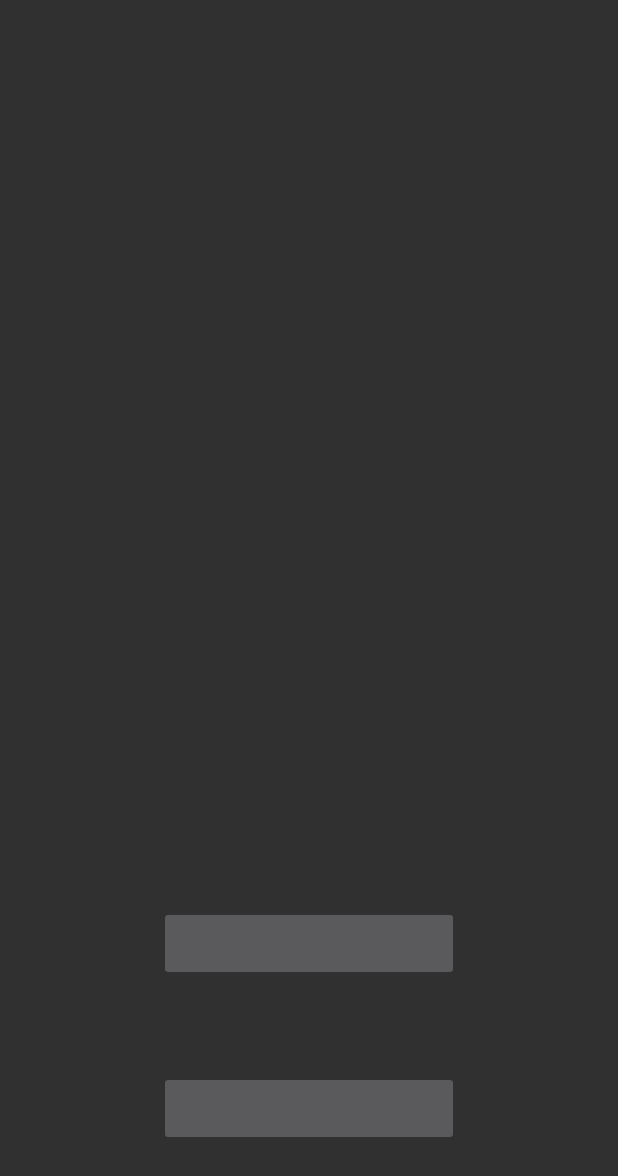
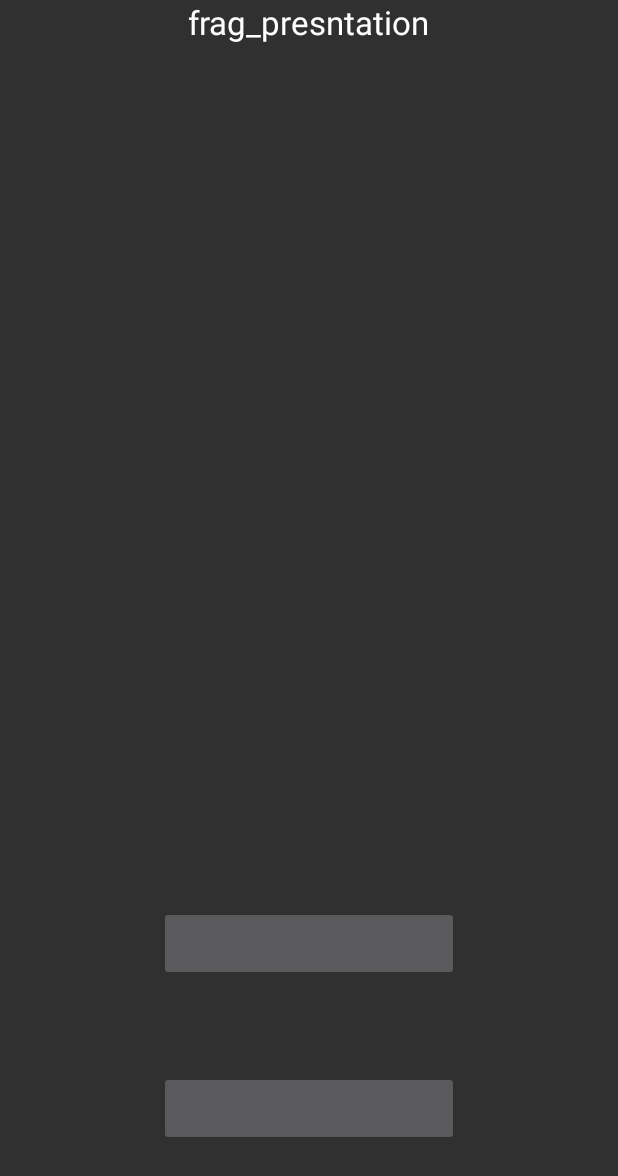
Before and after one commit to hsaldarriaga/AppCamp, an Android app: the fragment Main_frag_presentation shown on its own in the app's theme, on a phone screen of 412 x 824 dp. Shown: the top 1176 px of the screen. Run offline under Robolectric (Android 15) with nearby library versions, the phone set to English and light mode, and no system bars.

Commit message:
Commit Hernan6

```diff
--- a/app/src/main/java/com/pixelcode/appcamp/wordglish/presentation.java
+++ b/app/src/main/java/com/pixelcode/appcamp/wordglish/presentation.java
@@ -1,5 +1,6 @@
 package com.pixelcode.appcamp.wordglish;
 
+import android.content.SharedPreferences;
 import android.support.v7.app.ActionBarActivity;
 import android.os.Bundle;
 import android.view.Menu;
--- a/app/src/main/res/layout/activity_presentation.xml
+++ b/app/src/main/res/layout/activity_presentation.xml
@@ -1,6 +1,7 @@
 <LinearLayout xmlns:android="http://schemas.android.com/apk/res/android"
     xmlns:tools="http://schemas.android.com/tools" android:layout_width="match_parent"
     android:layout_height="match_parent" tools:context=".presentation"
-    android:id="@+id/main_container">
+    android:id="@+id/main_container"
+    android:orientation="horizontal">
 
 </LinearLayout>
--- a/app/src/main/res/layout/fragment_placepicker.xml
+++ b/app/src/main/res/layout/fragment_placepicker.xml
@@ -3,4 +3,10 @@
     android:orientation="vertical" android:layout_width="match_parent"
     android:layout_height="match_parent">
 
+    <TextView
+        android:layout_width="wrap_content"
+        android:layout_height="wrap_content"
+        android:text="Place Picker"
+        android:id="@+id/textView"
+        android:layout_gravity="center_horizontal" />
 </LinearLayout>
--- a/app/src/main/res/layout/fragment_presentation.xml
+++ b/app/src/main/res/layout/fragment_presentation.xml
@@ -26,4 +26,13 @@
         android:onClick="letsplay_click"
         android:layout_centerHorizontal="true"
         android:layout_marginBottom="60dp" />
+
+    <TextView
+        android:layout_width="wrap_content"
+        android:layout_height="wrap_content"
+        android:textAppearance="?android:attr/textAppearanceLarge"
+        android:text="frag_presntation"
+        android:id="@+id/textView2"
+        android:layout_alignParentTop="true"
+        android:layout_centerHorizontal="true" />
 </RelativeLayout>
```
